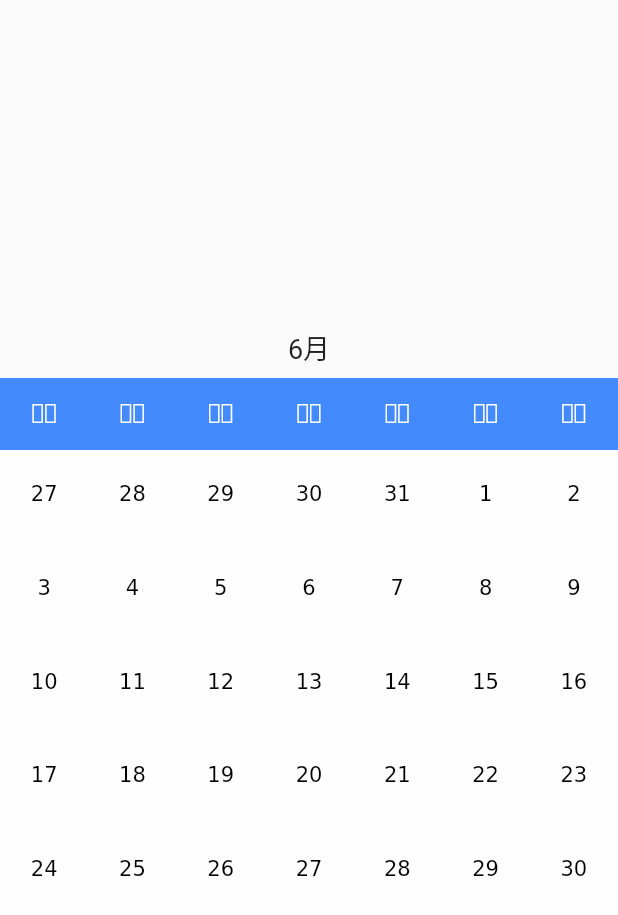
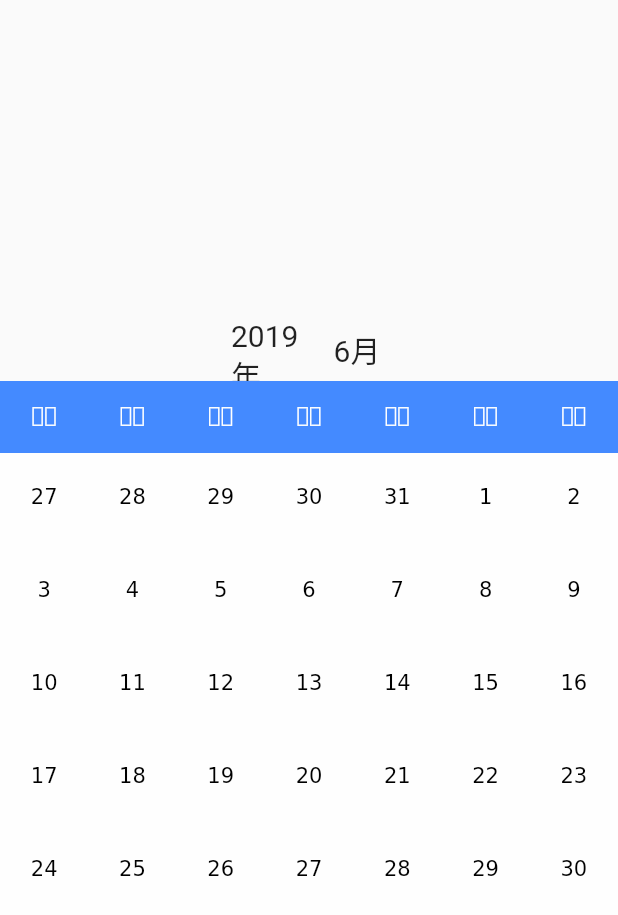
Before and after one commit to ohflutter/oh_datepicker, a Flutter app: the screen it shows after launch, on a phone screen of 412 x 824 dp. Shown: the top 915 px of the screen. Run offline on Flutter 3.47's test engine with Material 2 defaults, Android fonts, the phone set to English and light mode, and no system bars.

Commit message:
Magicview pre

```diff
--- a/lib/src/day_picker.dart
+++ b/lib/src/day_picker.dart
@@ -25,7 +25,8 @@ class DayPicker extends StatefulWidget {
 
 class _DayPickerState extends State<DayPicker> {
   PageController _pageController;
-  final GlobalKey<MagicViewState> key = GlobalKey();
+  final GlobalKey<MagicViewState> yareKey = GlobalKey();
+  final GlobalKey<MagicViewState> monthKey = GlobalKey();
 
   @override
   void initState() {
@@ -61,16 +62,30 @@ class _DayPickerState extends State<DayPicker> {
       onPageChanged: (index) {
         DateTime nextDateTime = decodeByMonthIndex(widget.minDateTime, index);
 
-        key.currentState.next(nextDateTime.month.toString() + "月");
+        yareKey.currentState.next(nextDateTime.year.toString() + "年");
+        monthKey.currentState.next(nextDateTime.month.toString() + "月");
       },
     ));
     return Column(
       children: <Widget>[
-        new MagicView(
-          key: key,
-          height: 40.0,
-          width: 40.0,
-          initialValue: widget.initialDateTime.month.toString() + "月",
+        Center(
+          child: Row(
+            mainAxisAlignment: MainAxisAlignment.center,
+            children: <Widget>[
+              new MagicView(
+                key: yareKey,
+                height: 42.0,
+                width: 64.0,
+                initialValue: widget.initialDateTime.year.toString() + "年",
+              ),
+              new MagicView(
+                key: monthKey,
+                height: 42.0,
+                width: 40.0,
+                initialValue: widget.initialDateTime.month.toString() + "月",
+              )
+            ],
+          ),
         ),
         header,
         content
--- a/lib/src/extend/magic_view.dart
+++ b/lib/src/extend/magic_view.dart
@@ -27,7 +27,7 @@ class MagicViewState extends State<MagicView>
 
   void initAnimation() {
     _controller =
-        AnimationController(duration: Duration(milliseconds: 800), vsync: this);
+        AnimationController(duration: Duration(milliseconds: 300), vsync: this);
     _animation = new Tween(begin: 0.0, end: widget.height).animate(_controller);
 
     _animation.addListener(() {
@@ -44,6 +44,8 @@ class MagicViewState extends State<MagicView>
       _current = _next;
       _next = next;
     });
+
+    _controller.forward(from: 0.0);
   }
 
   @override
@@ -61,8 +63,17 @@ class MagicViewState extends State<MagicView>
   Widget build(BuildContext context) {
     // 当前值在位置0
     // 新的值在上面或者下面
-    bool isTop = _next.compareTo(_current) >= 0;
-    double realTranlate = (isTop ? _translate : -_translate);
+    RegExp exp = new RegExp(r"(\d+)");
+
+    int _nextFind = (int.parse(exp.stringMatch(_next)));
+    int _currentFind = (int.parse(exp.stringMatch(_current) ?? "0"));
+
+    bool isTop = _nextFind.compareTo(_currentFind) > 0;
+    double realTranlate = (isTop ? -_translate : _translate);
+
+    if (_nextFind.compareTo(_currentFind) == 0) {
+      realTranlate = 0;
+    }
 
     return Container(
       height: widget.height,
@@ -77,20 +88,20 @@ class MagicViewState extends State<MagicView>
               child: Center(
                 child: Text(
                   _current,
-                  style: TextStyle(fontSize: 18.0),
+                  style: TextStyle(fontSize: 20.0),
                 ),
               ),
             ),
           ),
           Positioned(
-            top: (isTop ? -widget.height : widget.height) + realTranlate,
+            top: (isTop ? widget.height : -widget.height) + realTranlate,
             height: widget.height,
             width: widget.width,
             child: SizedBox.expand(
               child: Center(
                 child: Text(
                   _next,
-                  style: TextStyle(fontSize: 18.0),
+                  style: TextStyle(fontSize: 20.0),
                 ),
               ),
             ),
```
